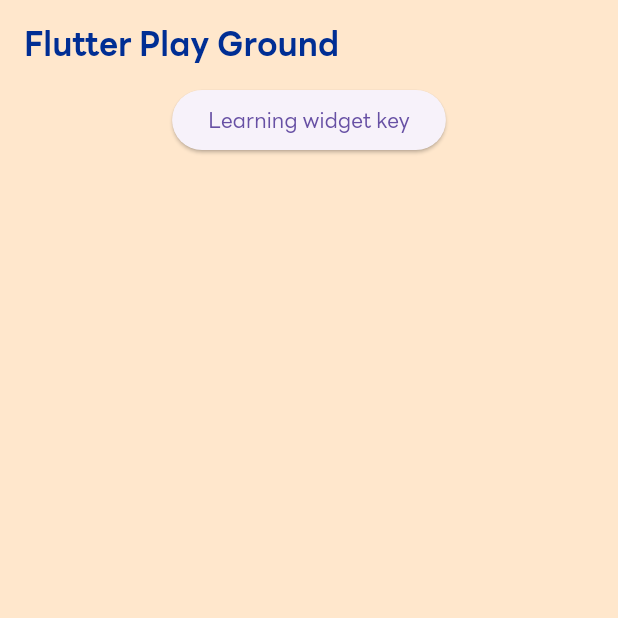
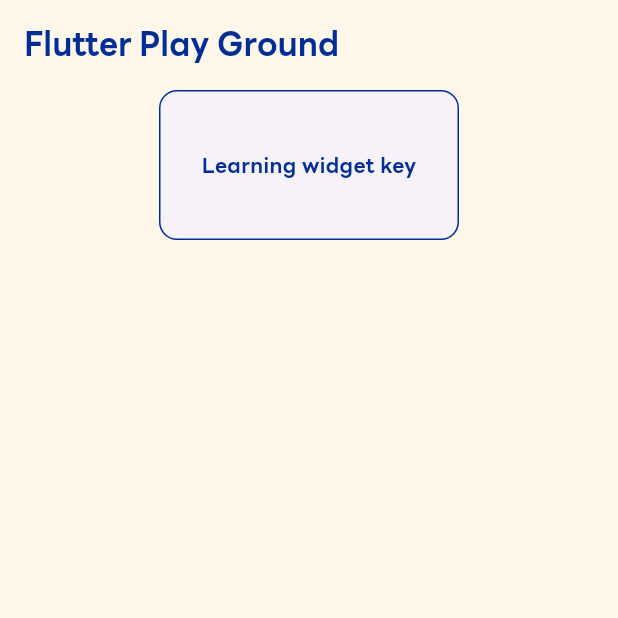
Before and after one commit to y129may9th/flutter-playground, a Flutter app: the screen it shows after launch, on a phone screen of 412 x 824 dp, the top half of it. Run offline on Flutter 3.47's test engine with Material 2 defaults, Android fonts, the phone set to English and light mode, and no system bars; our stand-ins replace hexcolor.

Commit message:
feat: add card widget

```diff
--- a/lib/home.dart
+++ b/lib/home.dart
@@ -8,7 +8,7 @@
   @override
   Widget build(BuildContext context) {
     return Scaffold(
-      backgroundColor: HexColor('FFE7CC'),
+      backgroundColor: HexColor('FFF7E9'),
       appBar: AppBar(
         title: Text(
           'Flutter Play Ground',
@@ -21,10 +21,28 @@
       body: Center(
         child: Column(
           children: [
-            ElevatedButton(
-              child: const Text('Learning widget key'),
-              onPressed: () => _onPressed(context, const WidgetKey()),
-            ),
+            Card(
+              shape: RoundedRectangleBorder(
+                side: BorderSide(
+                  color: HexColor('002E94'),
+                ),
+                borderRadius: const BorderRadius.all(Radius.circular(12)),
+              ),
+              elevation: 0,
+              child: SizedBox(
+                width: 200,
+                height: 100,
+                child: Center(
+                  child: Text(
+                    'Learning widget key',
+                    style: TextStyle(
+                      color: HexColor('002E94'),
+                      fontWeight: FontWeight.bold,
+                    ),
+                  ),
+                ),
+              ),
+            )
           ],
         ),
       ),
```
